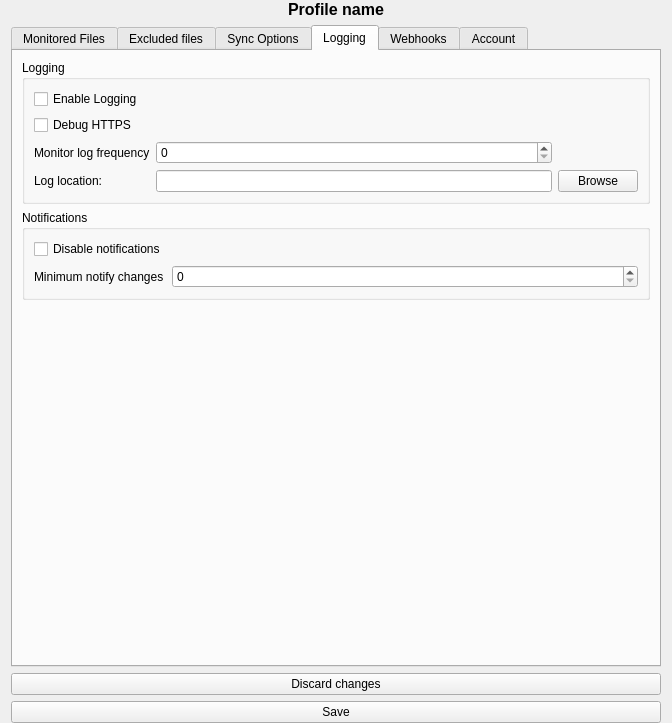
The window that OneDriveGUI/ui/profile_settings_page.ui (bpozdena/OneDriveGUI) describes before a commit, drawn with Qt 5.
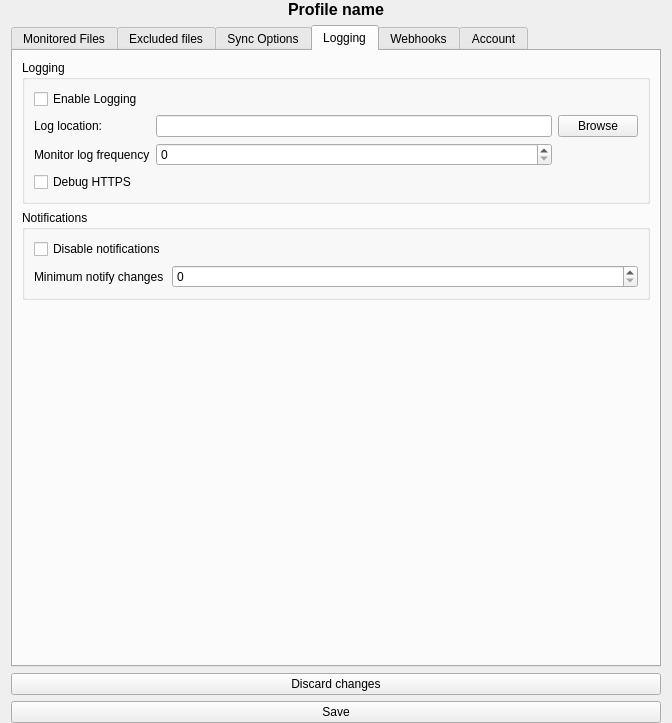
The same window after the commit. The open tabs and pages were chosen to show the change.

Commit message: Added optios to manually login/logout. Fixed  worker termination to prevent GUI crashes.

```diff
--- a/OneDriveGUI/ui/profile_settings_page.ui
+++ b/OneDriveGUI/ui/profile_settings_page.ui
@@ -583,47 +583,47 @@
            <layout class="QVBoxLayout" name="verticalLayout_9">
             <item>
              <layout class="QGridLayout" name="gridLayout_8">
-              <item row="0" column="0" colspan="2">
+              <item row="0" column="0">
                <widget class="QCheckBox" name="checkBox_enable_logging">
                 <property name="text">
                  <string>Enable Logging</string>
                 </property>
                </widget>
               </item>
-              <item row="3" column="2">
-               <widget class="QPushButton" name="pushButton_log_dir">
-                <property name="text">
-                 <string>Browse</string>
-                </property>
-               </widget>
-              </item>
-              <item row="3" column="0">
+              <item row="1" column="0">
                <widget class="QLabel" name="label_log_dir">
                 <property name="text">
                  <string>Log location:</string>
                 </property>
                </widget>
               </item>
-              <item row="1" column="0">
+              <item row="4" column="0">
                <widget class="QCheckBox" name="checkBox_debug_https">
                 <property name="text">
                  <string>Debug HTTPS</string>
                 </property>
                </widget>
               </item>
-              <item row="2" column="1">
-               <widget class="QSpinBox" name="spinBox_monitor_log_frequency"/>
-              </item>
-              <item row="3" column="1">
+              <item row="1" column="1">
                <widget class="QLineEdit" name="lineEdit_log_dir"/>
               </item>
-              <item row="2" column="0">
+              <item row="1" column="2">
+               <widget class="QPushButton" name="pushButton_log_dir">
+                <property name="text">
+                 <string>Browse</string>
+                </property>
+               </widget>
+              </item>
+              <item row="3" column="0">
                <widget class="QLabel" name="label_monitor_log_frequency">
                 <property name="text">
                  <string>Monitor log frequency</string>
                 </property>
                </widget>
               </item>
+              <item row="3" column="1">
+               <widget class="QSpinBox" name="spinBox_monitor_log_frequency"/>
+              </item>
              </layout>
             </item>
            </layout>
```
Left out of the diff: 18 changed lines with no effect on the pictures. The commit also changes 4 other files.
